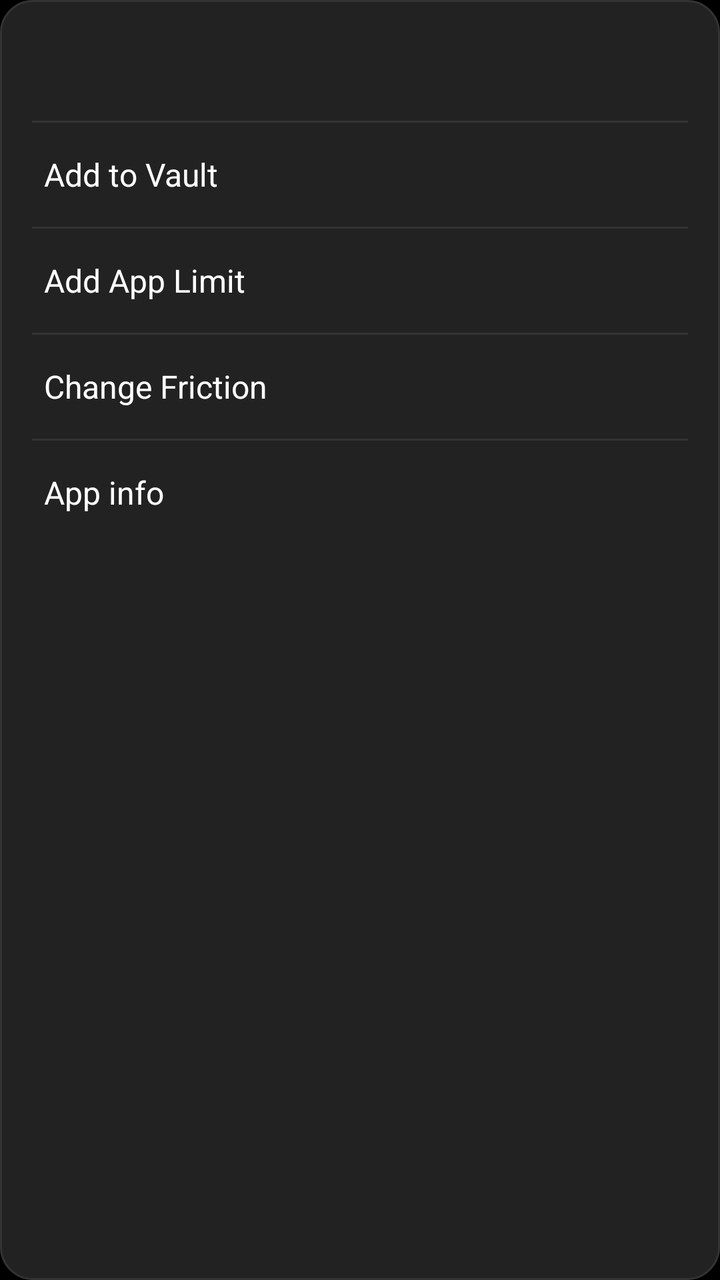
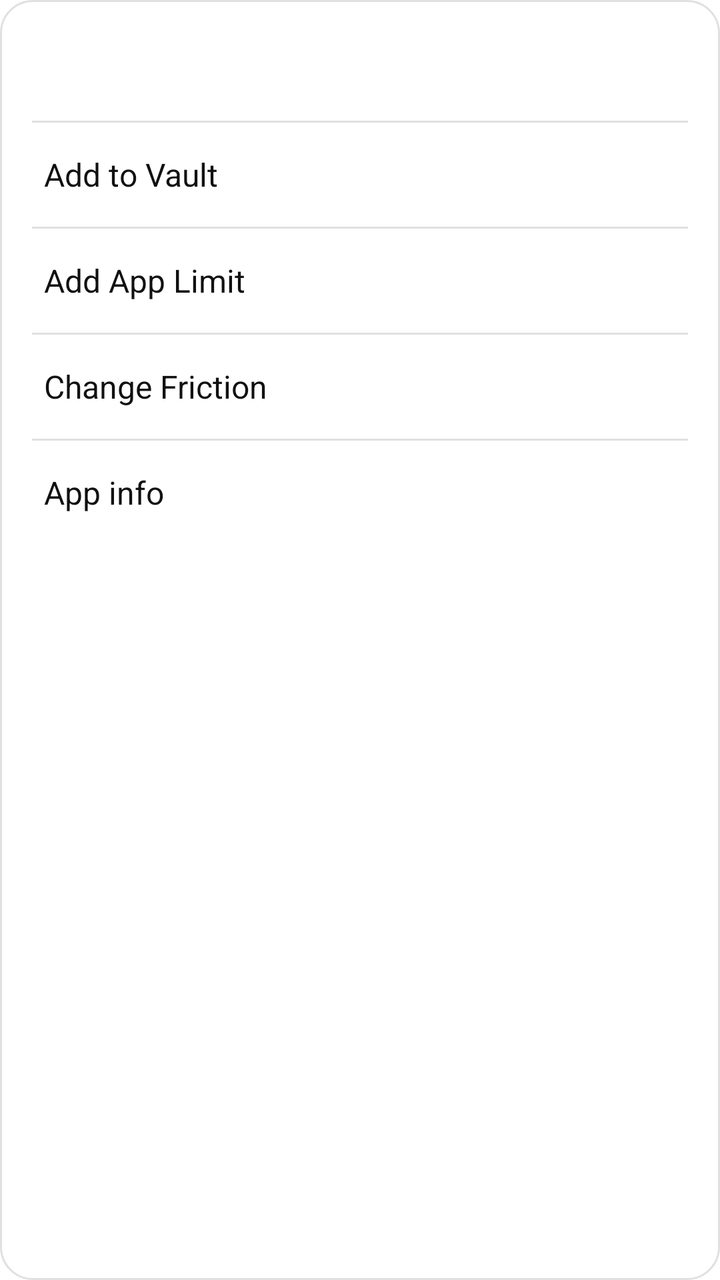

Two renders of the same Android screen: before a commit and after it. Below are the layout's source before the change and the commit's diff.
<!-- AndroidManifest.xml: application theme Theme.PureLauncher -->
<!-- res/layout/dialog_app_context_menu.xml -->
<?xml version="1.0" encoding="utf-8"?>
<LinearLayout xmlns:android="http://schemas.android.com/apk/res/android"
    android:layout_width="match_parent"
    android:layout_height="wrap_content"
    android:orientation="vertical"
    android:background="@drawable/bg_context_menu_card"
    android:layout_margin="20dp"
    android:paddingBottom="8dp">

    
    <TextView
        android:id="@+id/tvMenuTitle"
        android:layout_width="match_parent"
        android:layout_height="wrap_content"
        android:paddingStart="22dp"
        android:paddingEnd="22dp"
        android:paddingTop="20dp"
        android:paddingBottom="16dp"
        android:textColor="#FFFFFF"
        android:textSize="18sp"
        android:textStyle="bold" />

    
    <View
        android:id="@+id/divVaultTop"
        android:layout_width="match_parent"
        android:layout_height="1dp"
        android:background="#333333"
        android:layout_marginStart="16dp"
        android:layout_marginEnd="16dp" />

    
    <LinearLayout
        android:id="@+id/btnToggleVault"
        android:layout_width="match_parent"
        android:layout_height="52dp"
        android:gravity="center_vertical"
        android:orientation="horizontal"
        android:paddingStart="22dp"
        android:paddingEnd="22dp"
        android:clickable="true"
        android:focusable="true"
        android:foreground="?android:attr/selectableItemBackground">

        <TextView
            android:id="@+id/tvVaultAction"
            android:layout_width="wrap_content"
            android:layout_height="wrap_content"
            android:text="Add to Vault"
            android:textColor="#FFFFFF"
            android:textSize="16sp" />
    </LinearLayout>

    <View
        android:id="@+id/divLimitTop"
        android:layout_width="match_parent"
        android:layout_height="1dp"
        android:background="#333333"
        android:layout_marginStart="16dp"
        android:layout_marginEnd="16dp" />

    <LinearLayout
        android:id="@+id/btnAppLimit"
        android:layout_width="match_parent"
        android:layout_height="52dp"
        android:gravity="center_vertical"
        android:orientation="horizontal"
        android:paddingStart="22dp"
        android:paddingEnd="22dp"
        android:clickable="true"
        android:focusable="true"
        android:foreground="?android:attr/selectableItemBackground">

        <TextView
            android:layout_width="wrap_content"
            android:layout_height="wrap_content"
            android:text="Add App Limit"
            android:textColor="#FFFFFF"
            android:textSize="16sp" />
    </LinearLayout>

    <View
        android:id="@+id/divFrictionTop"
        android:layout_width="match_parent"
        android:layout_height="1dp"
        android:background="#333333"
        android:layout_marginStart="16dp"
        android:layout_marginEnd="16dp" />

    <LinearLayout
        android:id="@+id/btnChangeFriction"
        android:layout_width="match_parent"
        android:layout_height="52dp"
        android:gravity="center_vertical"
        android:orientation="horizontal"
        android:paddingStart="22dp"
        android:paddingEnd="22dp"
        android:clickable="true"
        android:focusable="true"
        android:foreground="?android:attr/selectableItemBackground">

        <TextView
            android:layout_width="wrap_content"
            android:layout_height="wrap_content"
            android:text="Change Friction"
            android:textColor="#FFFFFF"
            android:textSize="16sp" />
    </LinearLayout>

    <View
        android:id="@+id/divAppInfoTop"
        android:layout_width="match_parent"
        android:layout_height="1dp"
        android:background="#333333"
        android:layout_marginStart="16dp"
        android:layout_marginEnd="16dp" />

    
    <LinearLayout
        android:id="@+id/btnAppInfo"
        android:layout_width="match_parent"
        android:layout_height="52dp"
        android:gravity="center_vertical"
        android:orientation="horizontal"
        android:paddingStart="22dp"
        android:paddingEnd="22dp"
        android:clickable="true"
        android:focusable="true"
        android:foreground="?android:attr/selectableItemBackground">

        <TextView
            android:layout_width="wrap_content"
            android:layout_height="wrap_content"
            android:text="App info"
            android:textColor="#FFFFFF"
            android:textSize="16sp" />
    </LinearLayout>

</LinearLayout>
<!-- resources referenced by this layout -->
<resources>
  <!-- drawable bg_context_menu_card (drawable) -->
  <?xml version="1.0" encoding="utf-8"?>
  <shape xmlns:android="http://schemas.android.com/apk/res/android"
      android:shape="rectangle">
      <corners android:radius="16dp" />
      <solid android:color="#222222" />
      <stroke android:width="1dp" android:color="#333333" />
  </shape>
  <style name="Theme.PureLauncher" parent="Base.Theme.PureLauncher" />
  <style name="Base.Theme.PureLauncher" parent="Theme.Material3.DayNight.NoActionBar">
          
          <item name="android:windowBackground">@android:color/black</item>
          
          <item name="android:windowAnimationStyle">@style/NoWindowAnimation</item>
      </style>
  <style name="NoWindowAnimation">
          <item name="android:activityOpenEnterAnimation">@null</item>
          <item name="android:activityOpenExitAnimation">@null</item>
          <item name="android:activityCloseEnterAnimation">@null</item>
          <item name="android:activityCloseExitAnimation">@null</item>
          <item name="android:taskOpenEnterAnimation">@null</item>
          <item name="android:taskOpenExitAnimation">@null</item>
          <item name="android:taskCloseEnterAnimation">@null</item>
          <item name="android:taskCloseExitAnimation">@null</item>
          <item name="android:taskToFrontEnterAnimation">@null</item>
          <item name="android:taskToFrontExitAnimation">@null</item>
      </style>
</resources>

<!-- the commit's change to res/layout/dialog_app_context_menu.xml (unified diff, before → after) -->
@@ -16,7 +16,7 @@
         android:paddingEnd="22dp"
         android:paddingTop="20dp"
         android:paddingBottom="16dp"
-        android:textColor="#FFFFFF"
+        android:textColor="@color/text_primary"
         android:textSize="18sp"
         android:textStyle="bold" />
 
@@ -25,7 +25,7 @@
         android:id="@+id/divVaultTop"
         android:layout_width="match_parent"
         android:layout_height="1dp"
-        android:background="#333333"
+        android:background="@color/border"
         android:layout_marginStart="16dp"
         android:layout_marginEnd="16dp" />
 
@@ -47,7 +47,7 @@
             android:layout_width="wrap_content"
             android:layout_height="wrap_content"
             android:text="Add to Vault"
-            android:textColor="#FFFFFF"
+            android:textColor="@color/text_primary"
             android:textSize="16sp" />
     </LinearLayout>
 
@@ -55,7 +55,7 @@
         android:id="@+id/divLimitTop"
         android:layout_width="match_parent"
         android:layout_height="1dp"
-        android:background="#333333"
+        android:background="@color/border"
         android:layout_marginStart="16dp"
         android:layout_marginEnd="16dp" />
 
@@ -75,7 +75,7 @@
             android:layout_width="wrap_content"
             android:layout_height="wrap_content"
             android:text="Add App Limit"
-            android:textColor="#FFFFFF"
+            android:textColor="@color/text_primary"
             android:textSize="16sp" />
     </LinearLayout>
 
@@ -83,7 +83,7 @@
         android:id="@+id/divFrictionTop"
         android:layout_width="match_parent"
         android:layout_height="1dp"
-        android:background="#333333"
+        android:background="@color/border"
         android:layout_marginStart="16dp"
         android:layout_marginEnd="16dp" />
 
@@ -103,7 +103,7 @@
             android:layout_width="wrap_content"
             android:layout_height="wrap_content"
             android:text="Change Friction"
-            android:textColor="#FFFFFF"
+            android:textColor="@color/text_primary"
             android:textSize="16sp" />
     </LinearLayout>
 
@@ -111,7 +111,7 @@
         android:id="@+id/divAppInfoTop"
         android:layout_width="match_parent"
         android:layout_height="1dp"
-        android:background="#333333"
+        android:background="@color/border"
         android:layout_marginStart="16dp"
         android:layout_marginEnd="16dp" />
 
@@ -132,7 +132,7 @@
             android:layout_width="wrap_content"
             android:layout_height="wrap_content"
             android:text="App info"
-            android:textColor="#FFFFFF"
+            android:textColor="@color/text_primary"
             android:textSize="16sp" />
     </LinearLayout>
 
<!-- resource entries referenced after the edit -->
@@ -1,20 +1,24 @@
 <!-- resources referenced by this layout -->
 <resources>
+  <color name="border">#E0E0E0</color>
+  <color name="text_primary">#111111</color>
   <!-- drawable bg_context_menu_card (drawable) -->
   <?xml version="1.0" encoding="utf-8"?>
   <shape xmlns:android="http://schemas.android.com/apk/res/android"
       android:shape="rectangle">
       <corners android:radius="16dp" />
-      <solid android:color="#222222" />
-      <stroke android:width="1dp" android:color="#333333" />
+      <solid android:color="@color/bg_card_elevated" />
+      <stroke android:width="1dp" android:color="@color/border" />
   </shape>
   <style name="Theme.PureLauncher" parent="Base.Theme.PureLauncher" />
+  <color name="bg_card_elevated">#FFFFFF</color>
   <style name="Base.Theme.PureLauncher" parent="Theme.Material3.DayNight.NoActionBar">
           
-          <item name="android:windowBackground">@android:color/black</item>
+          <item name="android:windowBackground">@color/bg_primary</item>
           
           <item name="android:windowAnimationStyle">@style/NoWindowAnimation</item>
       </style>
+  <color name="bg_primary">#FFFFFF</color>
   <style name="NoWindowAnimation">
           <item name="android:activityOpenEnterAnimation">@null</item>
           <item name="android:activityOpenExitAnimation">@null</item>
